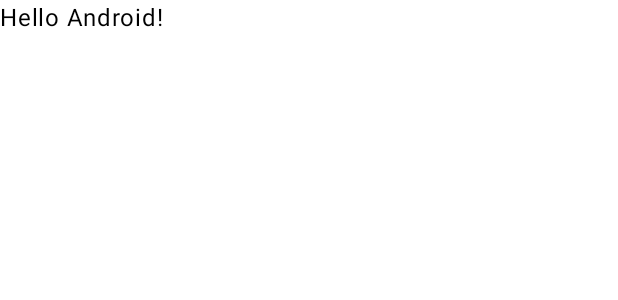
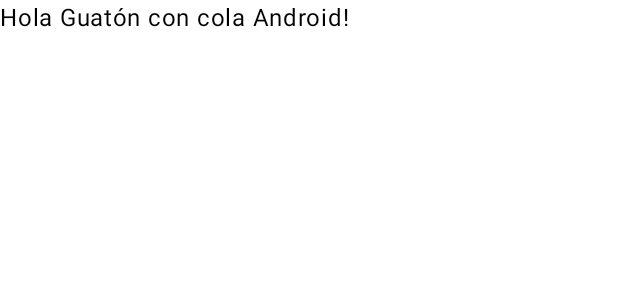
Before and after one commit to WakkoSterling/Mononas2, an Android app built with Jetpack Compose: the @Preview function GreetingPreview, on a phone screen of 412 x 824 dp. Shown: the top 300 px of the screen. Run offline under Robolectric (Android 15) with nearby library versions, the phone set to English and light mode, and no system bars.

Commit message:
Subiendo desde Android

```diff
--- a/app/src/main/java/com/mononas2/MainActivity.kt
+++ b/app/src/main/java/com/mononas2/MainActivity.kt
@@ -33,7 +33,7 @@ class MainActivity : ComponentActivity() {
 @Composable
 fun Greeting(name: String, modifier: Modifier = Modifier) {
     Text(
-        text = "Hello $name!",
+        text = "Hola Guatón con cola $name!",
         modifier = modifier
     )
 }
```
